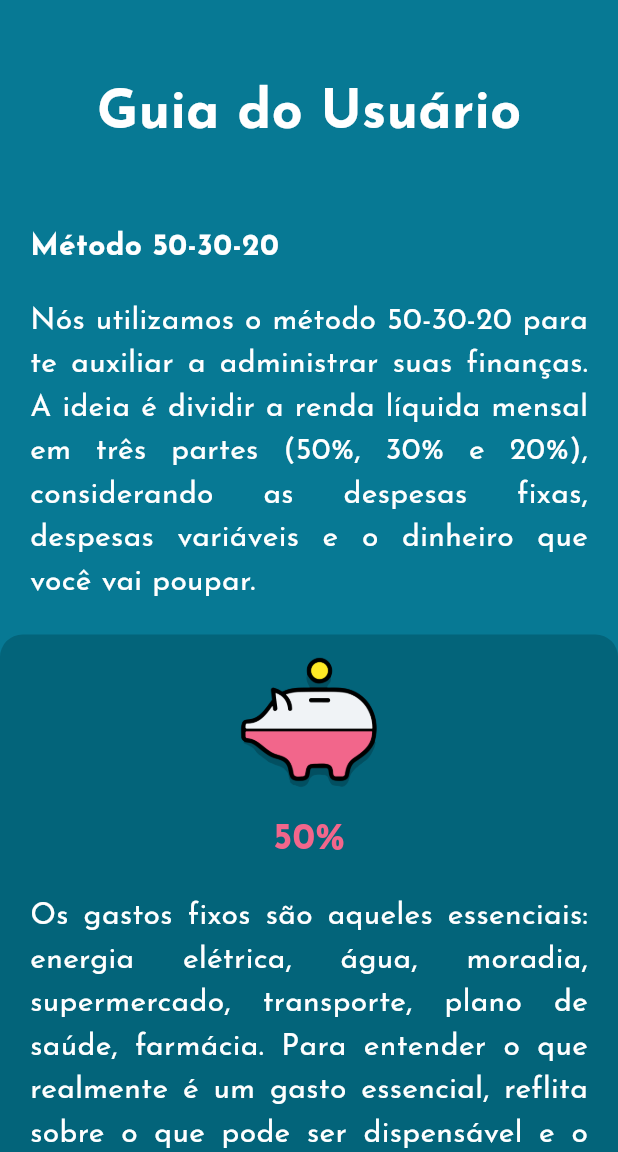
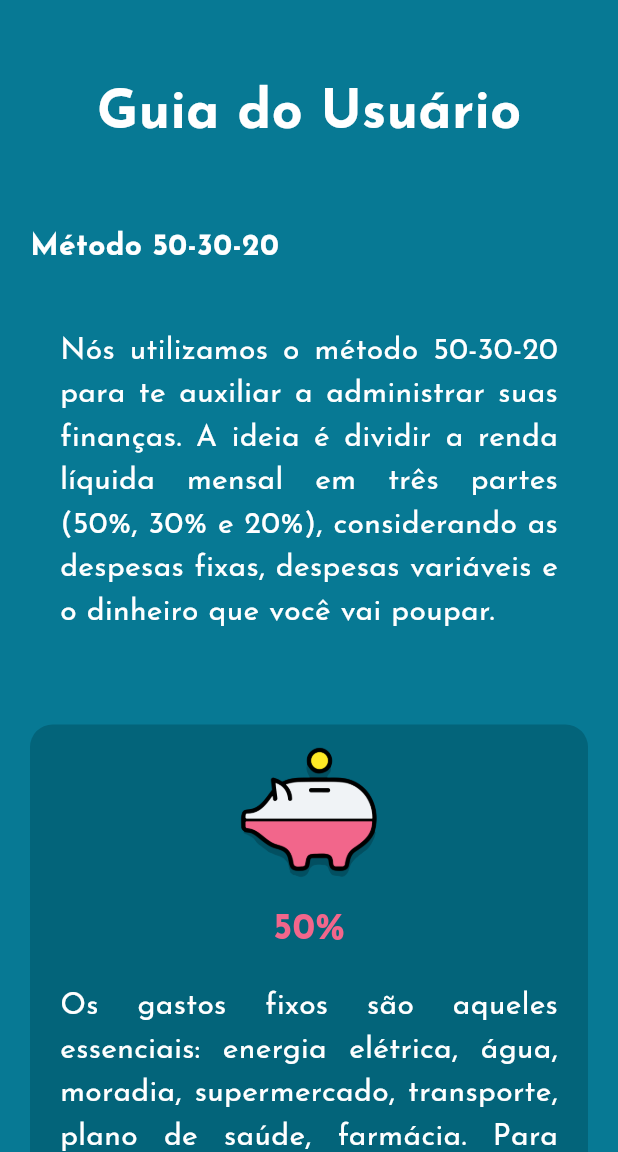
Before and after one commit to IgorLorentz/PorkPockets, a Flutter app: the GuidePage screen opened by its route, on a phone screen of 412 x 824 dp, the part 84-1236 px from its top. Run offline on Flutter 3.47's test engine with Material 3 defaults, Android fonts, the phone set to English and light mode, and no system bars; our stand-ins replace flutter_svg.

Commit message:
Update Guide_page

```diff
--- a/pork_pockets_app/lib/pages/guide_page.dart
+++ b/pork_pockets_app/lib/pages/guide_page.dart
@@ -36,6 +36,7 @@ class GuidePage extends StatelessWidget {
                     ),
                   ),
                   Container(
+                    margin: EdgeInsets.all(20),
                     padding: EdgeInsets.all(20),
                     child: FormatedText(
                         'Nós utilizamos o método 50-30-20 para te auxiliar a administrar suas finanças. A ideia é dividir a renda líquida mensal em três partes (50%, 30% e 20%), considerando as despesas fixas, despesas variáveis e o dinheiro que você vai poupar.',
@@ -43,6 +44,7 @@ class GuidePage extends StatelessWidget {
                         FontWeight.w400),
                   ),
                   Container(
+                    margin: EdgeInsets.all(20),
                     width: 600,
                     decoration: BoxDecoration(
                     color: Color.fromARGB(200, 2, 94, 115),
@@ -51,6 +53,7 @@ class GuidePage extends StatelessWidget {
                     child: guiaInfo('assets/images/50_porco.png', '50%', 'Os gastos fixos são aqueles essenciais: energia elétrica, água, moradia, supermercado, transporte, plano de saúde, farmácia. Para entender o que realmente é um gasto essencial, reflita sobre o que pode ser dispensável e o que realmente é fundamental para você.')),
                   SizedBox(height: 20,),
                   Container(
+                    margin: EdgeInsets.all(20),
                     width: 600,
                     decoration: BoxDecoration(
                     color: Color.fromARGB(200, 2, 94, 115),
@@ -59,6 +62,7 @@ class GuidePage extends StatelessWidget {
                     child: guiaInfo('assets/images/30_porco.png', '30%', 'Tudo o que não entrou na primeira lista e que não é considerado essencial para a sobrevivência pode ser classificado como gasto variável ou dispensável. É o café da manhã na padaria aos domingos, os serviços de streaming que você assina, a TV a cabo, os serviços que você faz fora de casa, como unha, cabelo, massagem, compras online muitas vezes desnecessárias que você faz para aproveitar uma suposta promoção.')),
                   SizedBox(height: 20,),
                   Container(
+                    margin: EdgeInsets.all(20),
                     width: 600,
                     decoration: BoxDecoration(
                     color: Color.fromARGB(200, 2, 94, 115),
```
